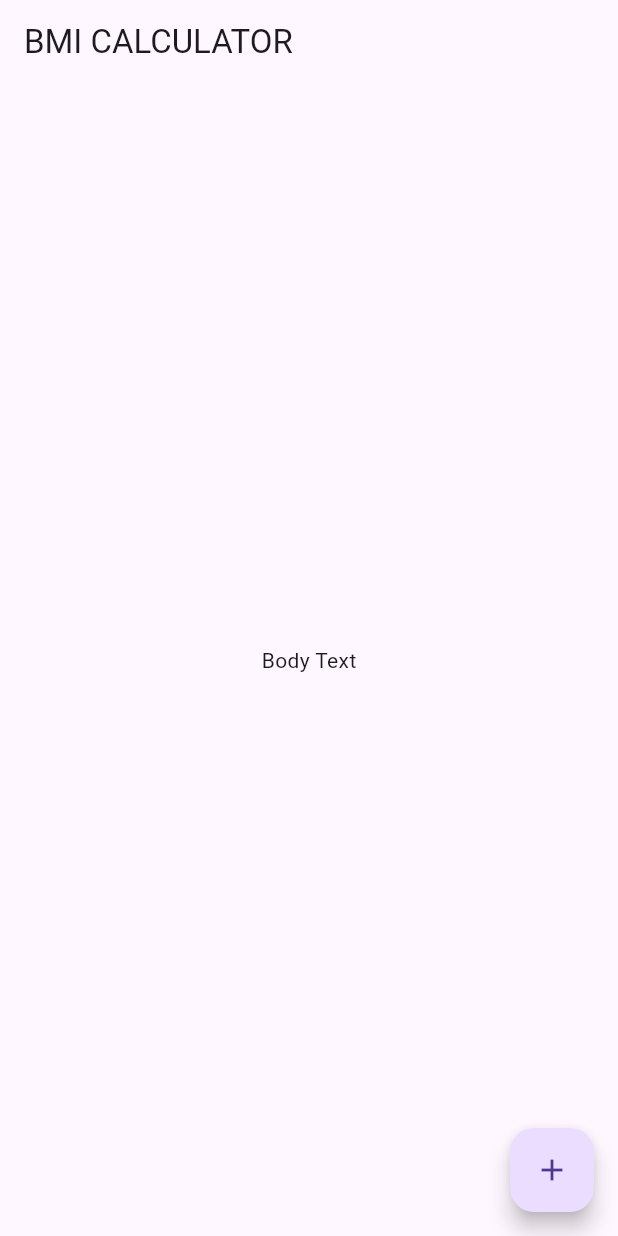
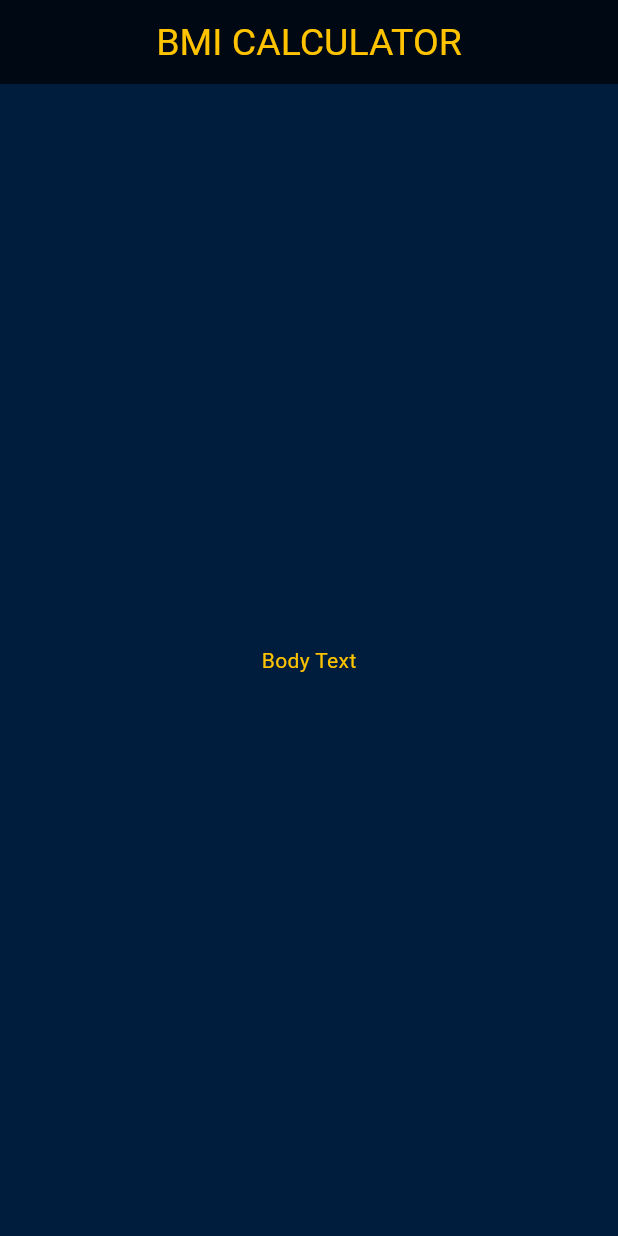
Before and after one commit to Aspharier/bmi_calculator_flutter, a Flutter app: the screen it shows after launch, on a phone screen of 412 x 824 dp. Run offline on Flutter 3.47's test engine with Material 3 defaults, Android fonts, the phone set to English and light mode, and no system bars.

Commit message:
first commit

```diff
--- /dev/null
+++ b/lib/input_page.dart
@@ -0,0 +1,24 @@
+import 'package:flutter/material.dart';
+
+class InputPage extends StatefulWidget {
+  @override
+  _InputPageState createState() => _InputPageState();
+}
+
+class _InputPageState extends State<InputPage> {
+  @override
+  Widget build(BuildContext context) {
+    return Scaffold(
+      appBar: AppBar(
+        title: Center(
+          child: Text(
+            'BMI CALCULATOR',
+          ),
+        ),
+      ),
+      body: Center(
+        child: Text('Body Text'),
+      ),
+    );
+  }
+}
--- a/lib/main.dart
+++ b/lib/main.dart
@@ -1,4 +1,5 @@
 import 'package:flutter/material.dart';
+import 'input_page.dart';
 
 void main() => runApp(BMICalculator());
 
@@ -6,29 +7,23 @@ class BMICalculator extends StatelessWidget {
   @override
   Widget build(BuildContext context) {
     return MaterialApp(
+      theme: ThemeData.dark().copyWith(
+        appBarTheme: AppBarTheme(
+          titleTextStyle: TextStyle(
+            color: Color(0xFFffc300),
+            fontSize: 25,
+          ),
+          color: Color(0xFF000814),
+        ),
+        scaffoldBackgroundColor: Color(0xFF001d3d),
+        textTheme: TextTheme(
+          bodyMedium: TextStyle(
+            color: Color(0xFFffc300),
+          ),
+        ),
+      ),
+      debugShowCheckedModeBanner: false,
       home: InputPage(),
     );
   }
 }
-
-class InputPage extends StatefulWidget {
-  @override
-  _InputPageState createState() => _InputPageState();
-}
-
-class _InputPageState extends State<InputPage> {
-  @override
-  Widget build(BuildContext context) {
-    return Scaffold(
-      appBar: AppBar(
-        title: Text('BMI CALCULATOR'),
-      ),
-      body: Center(
-        child: Text('Body Text'),
-      ),
-      floatingActionButton: FloatingActionButton(
-        child: Icon(Icons.add),
-      ),
-    );
-  }
-}
```
Also changed, not shown: 5 other files.
